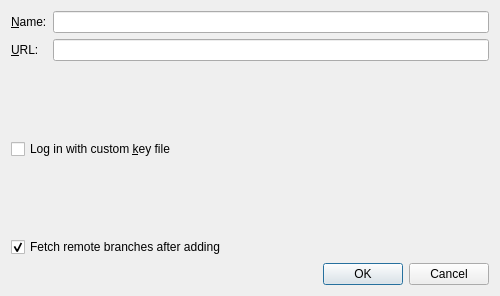
Qt form gitfourchette/forms/remotedialog.ui (weblate/gitfourchette) before a commit.
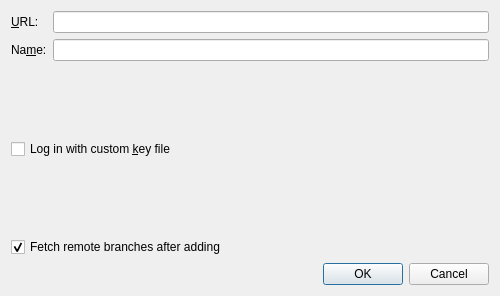
The same form after that commit. Custom widgets are drawn as their Qt base class.

What changed in the file:
```diff
--- a/gitfourchette/forms/remotedialog.ui
+++ b/gitfourchette/forms/remotedialog.ui
@@ -24,19 +24,6 @@
     <enum>QFormLayout::FieldGrowthPolicy::ExpandingFieldsGrow</enum>
    </property>
    <item row="0" column="0">
-    <widget class="QLabel" name="nameLabel">
-     <property name="text">
-      <string>&amp;Name:</string>
-     </property>
-     <property name="buddy">
-      <cstring>nameEdit</cstring>
-     </property>
-    </widget>
-   </item>
-   <item row="0" column="1">
-    <widget class="QLineEdit" name="nameEdit"/>
-   </item>
-   <item row="1" column="0">
     <widget class="QLabel" name="urlLabel">
      <property name="text">
       <string>&amp;URL:</string>
@@ -46,9 +33,22 @@
      </property>
     </widget>
    </item>
-   <item row="1" column="1">
+   <item row="0" column="1">
     <widget class="QLineEdit" name="urlEdit"/>
    </item>
+   <item row="1" column="0">
+    <widget class="QLabel" name="nameLabel">
+     <property name="text">
+      <string>Na&amp;me:</string>
+     </property>
+     <property name="buddy">
+      <cstring>nameEdit</cstring>
+     </property>
+    </widget>
+   </item>
+   <item row="1" column="1">
+    <widget class="QLineEdit" name="nameEdit"/>
+   </item>
    <item row="2" column="0">
     <spacer name="verticalSpacer">
      <property name="orientation">
```
Left out of the diff: 4 changed lines with no effect on the pictures.
